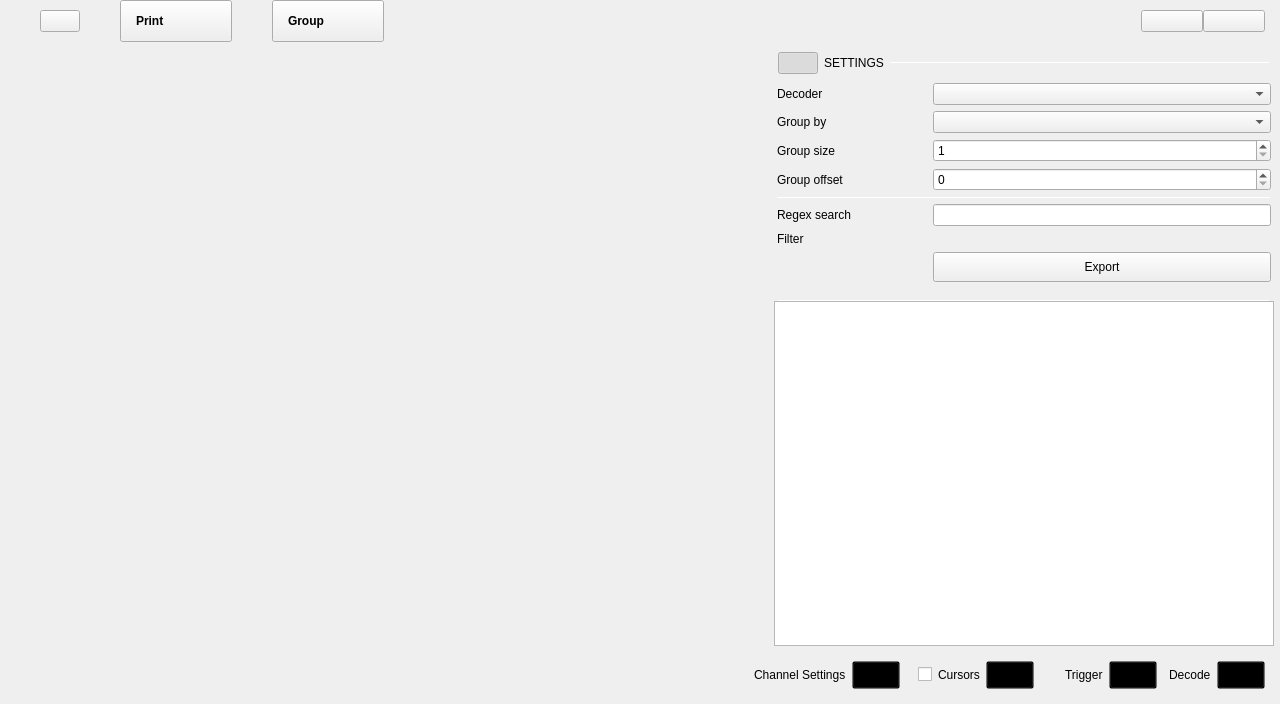
Qt form plugins/m2k/ui/logic_analyzer.ui (analogdevicesinc/scopy) before a commit.
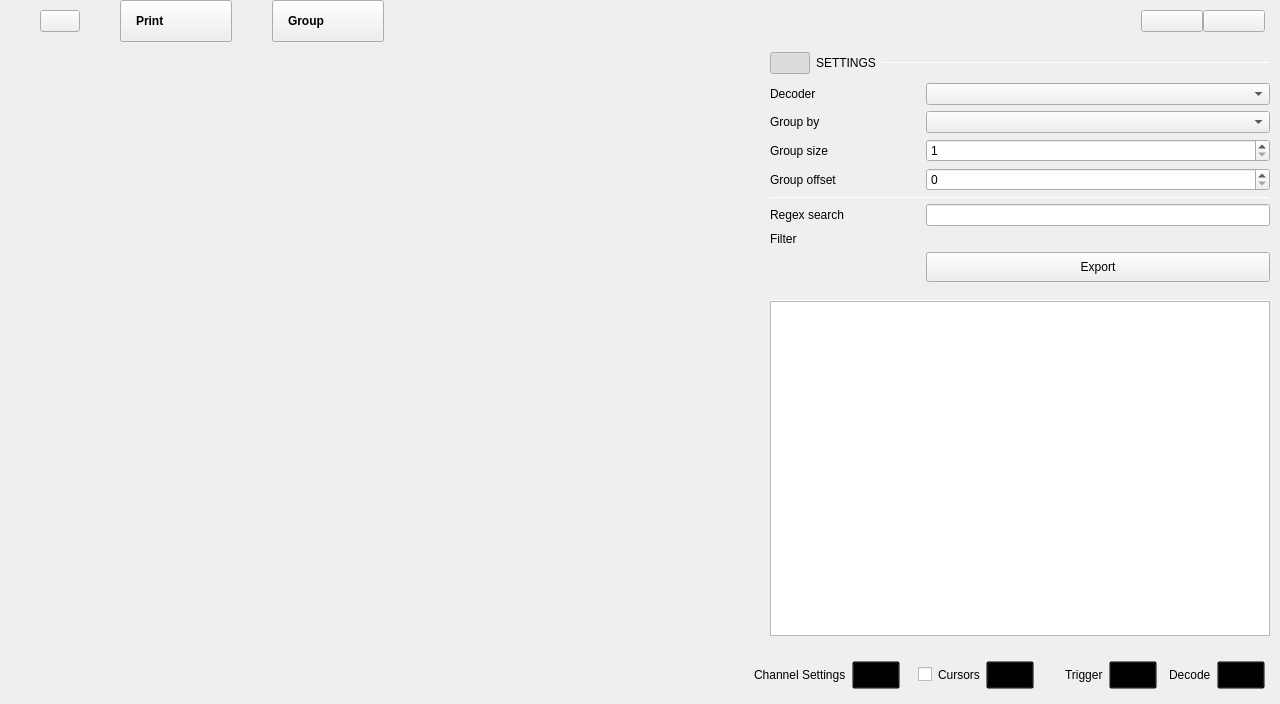
The same form after that commit. The open tabs and pages were chosen to show the change. Icons and pictures are not drawn. Custom widgets are drawn as their Qt base class.

Commit message: m2k/ui: Removed right menu unnecessary margins for all instruments.

Diff of the .ui file:
```diff
--- a/plugins/m2k/ui/logic_analyzer.ui
+++ b/plugins/m2k/ui/logic_analyzer.ui
@@ -1802,16 +1802,16 @@
                   <number>0</number>
                  </property>
                  <property name="leftMargin">
-                  <number>0</number>
+                  <number>10</number>
                  </property>
                  <property name="topMargin">
                   <number>10</number>
                  </property>
                  <property name="rightMargin">
-                  <number>0</number>
+                  <number>10</number>
                  </property>
                  <property name="bottomMargin">
-                  <number>0</number>
+                  <number>10</number>
                  </property>
                  <item>
                   <layout class="QVBoxLayout" name="wDecoderSettingsContainer">
@@ -1833,10 +1833,10 @@
                       <number>6</number>
                      </property>
                      <property name="leftMargin">
-                      <number>10</number>
+                      <number>0</number>
                      </property>
                      <property name="rightMargin">
-                      <number>10</number>
+                      <number>0</number>
                      </property>
                      <item>
                       <widget class="QPushButton" name="btnCollapseSettings">
@@ -1912,6 +1912,12 @@
                       <property name="sizeConstraint">
                        <enum>QLayout::SetMinimumSize</enum>
                       </property>
+                      <property name="leftMargin">
+                       <number>0</number>
+                      </property>
+                      <property name="rightMargin">
+                       <number>0</number>
+                      </property>
                       <property name="bottomMargin">
                        <number>2</number>
                       </property>
@@ -2123,13 +2129,13 @@
                     <number>2</number>
                    </property>
                    <property name="leftMargin">
-                    <number>10</number>
+                    <number>0</number>
                    </property>
                    <property name="topMargin">
                     <number>0</number>
                    </property>
                    <property name="rightMargin">
-                    <number>10</number>
+                    <number>0</number>
                    </property>
                    <property name="bottomMargin">
                     <number>0</number>
@@ -2171,10 +2177,10 @@
                     <number>0</number>
                    </property>
                    <property name="leftMargin">
-                    <number>6</number>
+                    <number>0</number>
                    </property>
                    <property name="rightMargin">
-                    <number>6</number>
+                    <number>0</number>
                    </property>
                    <item>
                     <widget class="scopy::m2k::logic::DecoderTable" name="decoderTableView">
```
Left out of the diff: 46 changed lines with no effect on the pictures. The commit also changes 12 other files.
